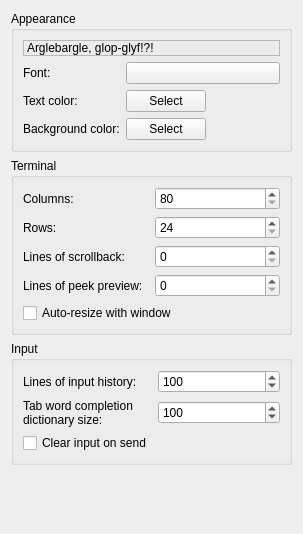
The window that src/preferences/clientpage.ui (MUME/MMapper) describes before a commit, drawn with Qt 5.
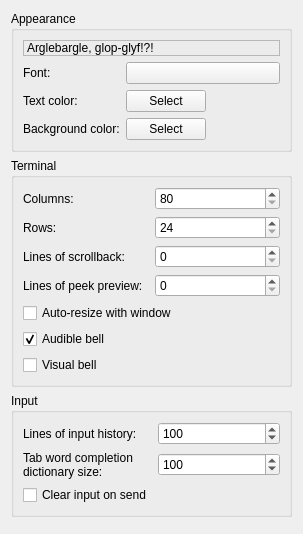
The same window after the commit.

Commit message: add visual bell and configuration toggle for audible bell (#406)

Patch:
```diff
--- a/src/preferences/clientpage.ui
+++ b/src/preferences/clientpage.ui
@@ -207,6 +207,26 @@
       <item row="5" column="1">
        <widget class="QSpinBox" name="previewSpinBox"/>
       </item>
+      <item row="7" column="0" colspan="2">
+       <widget class="QCheckBox" name="audibleBellCheckBox">
+        <property name="text">
+         <string>Audible bell</string>
+        </property>
+        <property name="checked">
+         <bool>true</bool>
+        </property>
+       </widget>
+      </item>
+      <item row="8" column="0" colspan="2">
+       <widget class="QCheckBox" name="visualBellCheckBox">
+        <property name="text">
+         <string>Visual bell</string>
+        </property>
+        <property name="checked">
+         <bool>false</bool>
+        </property>
+       </widget>
+      </item>
      </layout>
     </widget>
    </item>
```
The commit also changes 7 other files.
